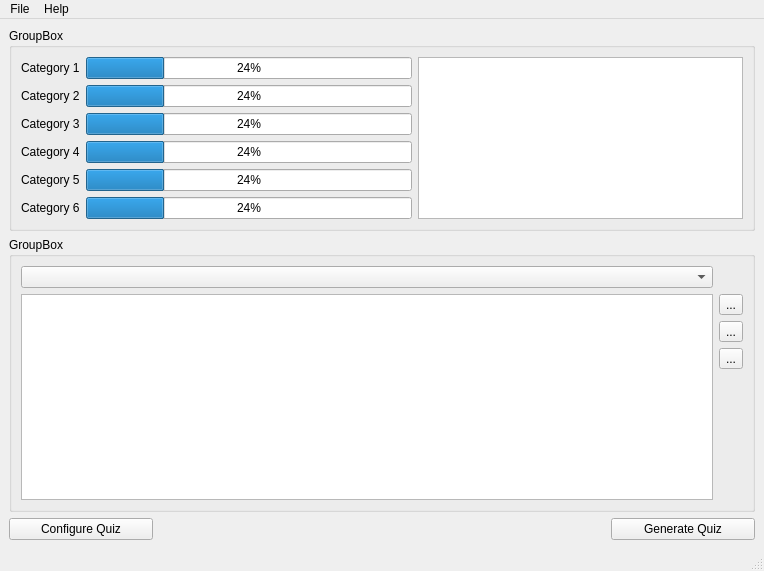
The window that QuizCreator/mainwindow.ui (rijun/kaktus-quiz) describes before a commit, drawn with Qt 5.
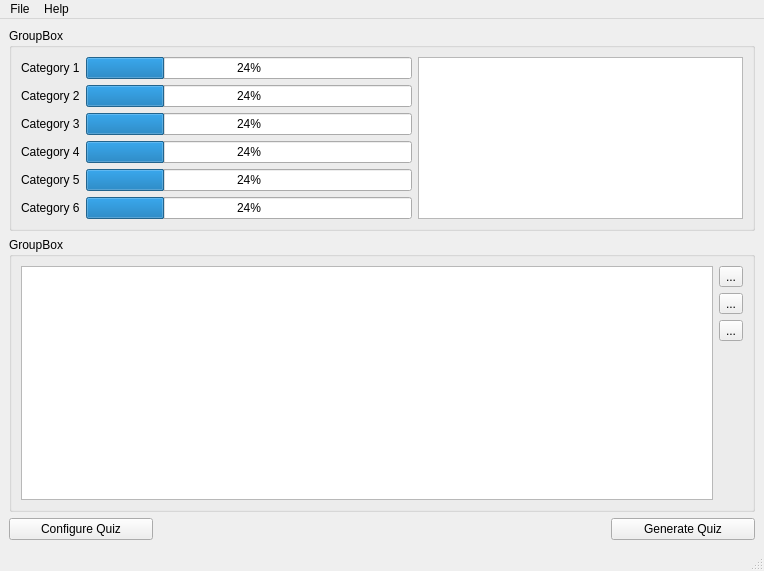
The same window after the commit. Icons and pictures are not drawn.

What changed in the file:
```diff
--- a/QuizCreator/mainwindow.ui
+++ b/QuizCreator/mainwindow.ui
@@ -131,10 +131,7 @@
        <string>GroupBox</string>
       </property>
       <layout class="QGridLayout" name="gridLayout_3">
-       <item row="1" column="0">
-        <widget class="QColumnView" name="columnView"/>
-       </item>
-       <item row="1" column="1">
+       <item row="0" column="1">
         <layout class="QVBoxLayout" name="toolButtonGroup">
          <item>
           <widget class="QToolButton" name="toolButton_2">
@@ -173,7 +170,7 @@
         </layout>
        </item>
        <item row="0" column="0">
-        <widget class="QComboBox" name="categorySelector"/>
+        <widget class="QTreeView" name="treeView"/>
        </item>
       </layout>
      </widget>
```
